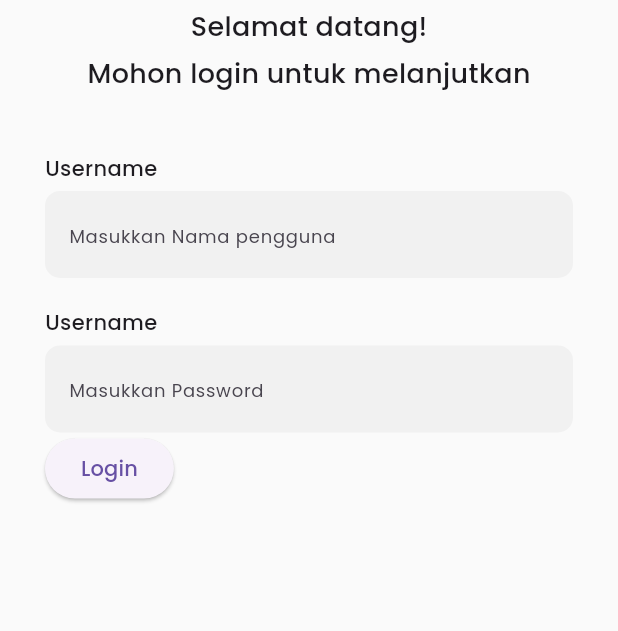
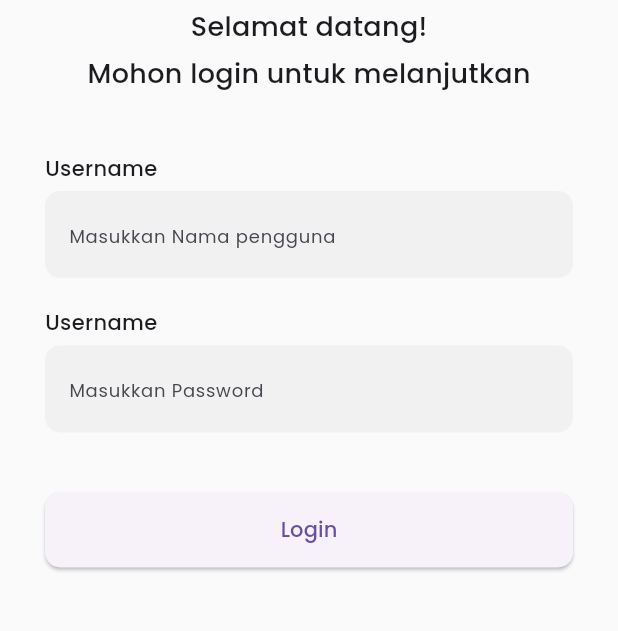
Before and after one commit to FardanAthilla/Project_TA, a Flutter app: the screen it shows after launch, on a phone screen of 412 x 824 dp, the part 567-1198 px from its top. Run offline on Flutter 3.47's test engine with Material 3 defaults, Android fonts, the phone set to English and light mode, and no system bars; our stand-ins replace flutter_svg, get, google_fonts.

Commit message:
feat: [AS] button

```diff
--- a/lib/Page/login_page/login_page_view.dart
+++ b/lib/Page/login_page/login_page_view.dart
@@ -1,10 +1,9 @@
 import 'package:flutter/material.dart';
 import 'package:flutter_svg/svg.dart';
-import 'package:get/get.dart';
+import 'package:project_ta/Page/login_page/widget/buttonlogin.dart';
 import 'package:project_ta/Page/login_page/widget/textfield.dart';
-import 'package:project_ta/Page/sidebar/sidebar.dart';
 import 'package:project_ta/color.dart';
-import 'package:project_ta/Page/login_page/widget/textfield.dart';
+
 class LoginPage extends StatelessWidget {
   const LoginPage({Key? key}) : super(key: key);
 
@@ -14,8 +13,10 @@ class LoginPage extends StatelessWidget {
     double width = MediaQuery.of(context).size.width;
 
     return Scaffold(
+      resizeToAvoidBottomInset: false,
       backgroundColor: Colors.transparent,
-      body: Stack(
+      body: SafeArea(
+        child: Stack(
           children: [
             Positioned.fill(
               child: Image.asset(
@@ -36,9 +37,10 @@ class LoginPage extends StatelessWidget {
                     topRight: Radius.circular(50.0),
                   ),
                 ),
-              padding: const EdgeInsets.symmetric(vertical: 0, horizontal: 30),
+                padding: const EdgeInsets.symmetric(
+                    vertical: 0, horizontal: 30),
                 height: height / 1.40,
-              width: width, // Lebar Container mengikuti lebar layar
+                width: width,
                 child: Column(
                   crossAxisAlignment: CrossAxisAlignment.start,
                   children: [
@@ -62,34 +64,32 @@ class LoginPage extends StatelessWidget {
                             'Mohon login untuk melanjutkan',
                             style: TextStyle(
                                 fontSize: 18,
-                            fontWeight: FontWeight.w500
-                          ),
+                                fontWeight: FontWeight.w500),
                           ),
                         ],
                       ),
                     ),
                     SizedBox(height: 40),
                     CustomTextField(
-                    hintText: 'Masukkan Nama pengguna', // Gunakan CustomTextField
+                      hintText: 'Masukkan Nama pengguna',
                     ),
                     SizedBox(
                       height: 20,
                     ),
                     CustomTextField(
-                    hintText: 'Masukkan Password', // Gunakan CustomTextField
+                      hintText: 'Masukkan Password',
                     ),
-                  ElevatedButton(
-                    onPressed: () {
-                      Get.to(Navigation());
-                    },
-                    child: Text('Login'),
+                    SizedBox(
+                      height: 40,
                     ),
+                    ButtonLogin(),
                   ],
                 ),
               ),
             ),
           ],
         ),
+      ),
     );
   }
 }
--- a/lib/Page/login_page/widget/buttonlogin.dart
+++ b/lib/Page/login_page/widget/buttonlogin.dart
@@ -1,12 +1,27 @@
 import 'package:flutter/material.dart';
+import 'package:get/get.dart';
+import 'package:project_ta/Page/sidebar/sidebar.dart';
 
-class Buttonlogin extends StatelessWidget {
-  const Buttonlogin({super.key});
+class ButtonLogin extends StatelessWidget {
+  const ButtonLogin({Key? key}) : super(key: key);
 
   @override
   Widget build(BuildContext context) {
-    return const Scaffold(
-
+    return Container(
+      width: double.infinity,
+      height: 50,
+      margin: EdgeInsets.symmetric(horizontal: 0),
+      child: ElevatedButton(
+        onPressed: () {
+          Get.to(Navigation());
+        },
+        style: ElevatedButton.styleFrom(
+          shape: RoundedRectangleBorder(
+            borderRadius: BorderRadius.circular(10),
+          ),
+        ),
+        child: Text("Login"),
+      ),
     );
   }
 }
```
Lines whose indentation alone changed are shown as unchanged.
